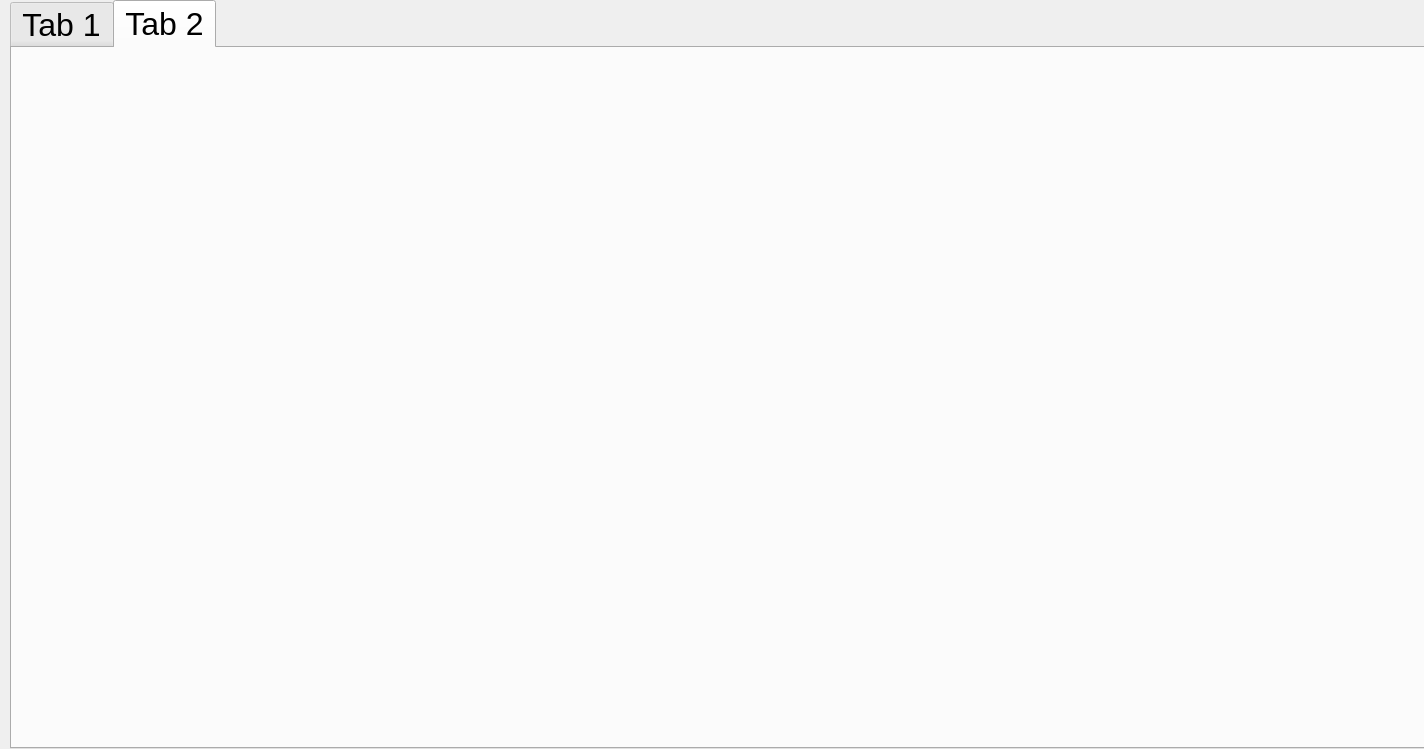
This is A9/tutorial.ui in DarkoAdair/Projects as Qt 5 draws it before an edit. The edited form follows.
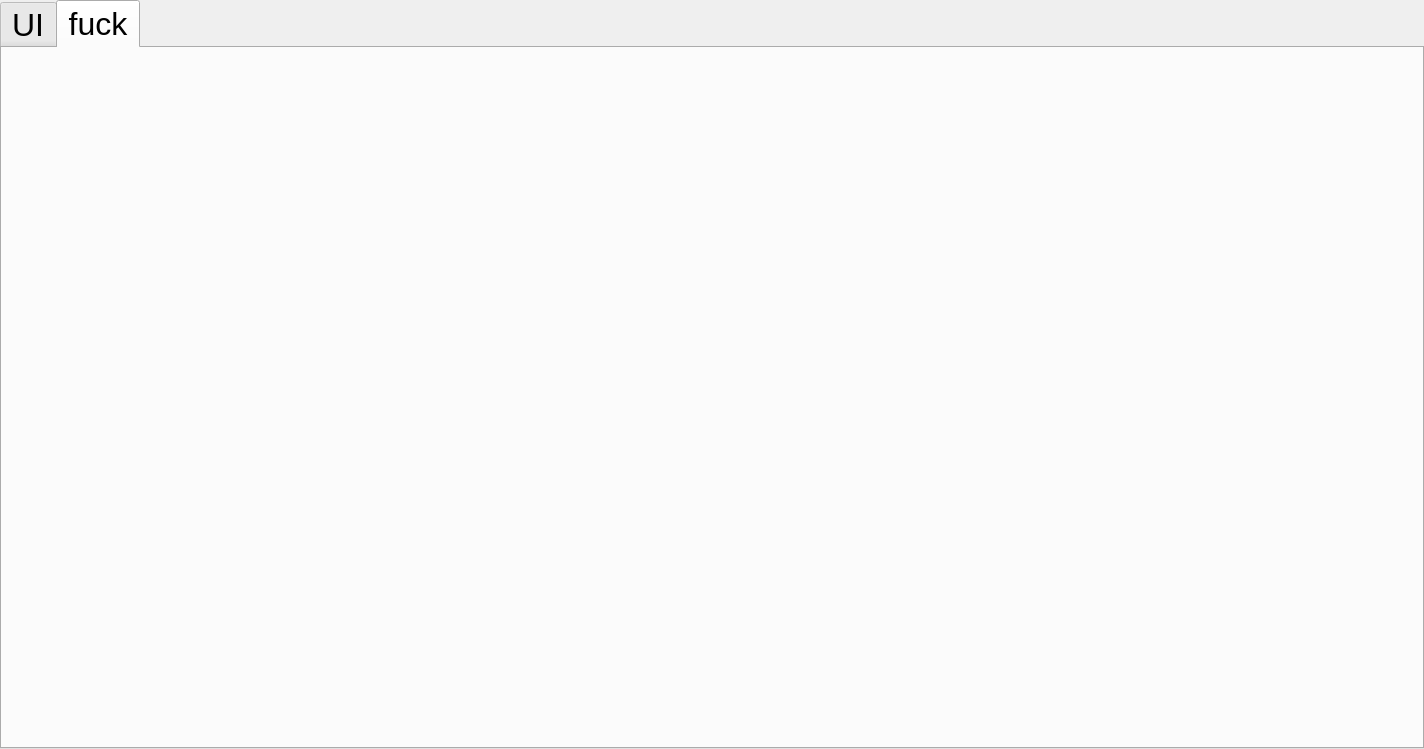
This is the edited form. The open tabs and pages were chosen to show the change.

Commit message: modified tutorial and linehighlighter

Patch:
```diff
--- a/A9/tutorial.ui
+++ b/A9/tutorial.ui
@@ -21,23 +21,35 @@
   <widget class="QTabWidget" name="tabWidget">
    <property name="geometry">
     <rect>
-     <x>10</x>
+     <x>0</x>
      <y>0</y>
      <width>1424</width>
      <height>749</height>
     </rect>
    </property>
+   <property name="tabPosition">
+    <enum>QTabWidget::North</enum>
+   </property>
+   <property name="tabShape">
+    <enum>QTabWidget::Rounded</enum>
+   </property>
    <property name="currentIndex">
     <number>1</number>
    </property>
-   <widget class="QWidget" name="tab1">
+   <property name="iconSize">
+    <size>
+     <width>16</width>
+     <height>16</height>
+    </size>
+   </property>
+   <widget class="QWidget" name="tab_1">
     <attribute name="title">
-     <string>Tab 1</string>
+     <string>UI</string>
     </attribute>
    </widget>
    <widget class="QWidget" name="tab2">
     <attribute name="title">
-     <string>Tab 2</string>
+     <string>fuck</string>
     </attribute>
    </widget>
   </widget>
```
Left out of the diff: 6 changed lines with no effect on the pictures. The commit also changes 8 other files.
